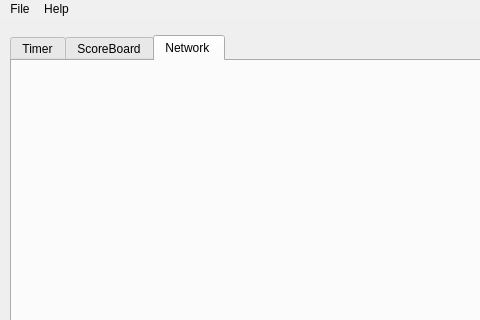
Old version of the form eSST_Controller_Gui/mainwindow.ui in the repository RuiChen0101/eSports-Stream-Tools; both pictures show x 0 to 480 and y 0 to 320 of the 800 by 560 pixel window.
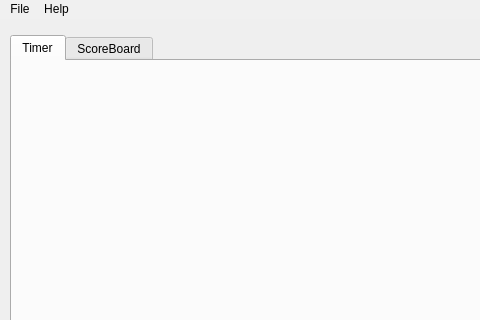
New version of the form. The open tabs and pages were chosen to show the change.

Patch:
```diff
--- a/eSST_Controller_Gui/mainwindow.ui
+++ b/eSST_Controller_Gui/mainwindow.ui
@@ -91,12 +91,6 @@
         </property>
        </layout>
       </widget>
-      <widget class="QWidget" name="network_tab">
-       <attribute name="title">
-        <string>Network </string>
-       </attribute>
-       <layout class="QGridLayout" name="network_tab_layout"/>
-      </widget>
      </widget>
     </item>
    </layout>
```
Left out of the diff: 12 changed lines with no effect on the pictures.
